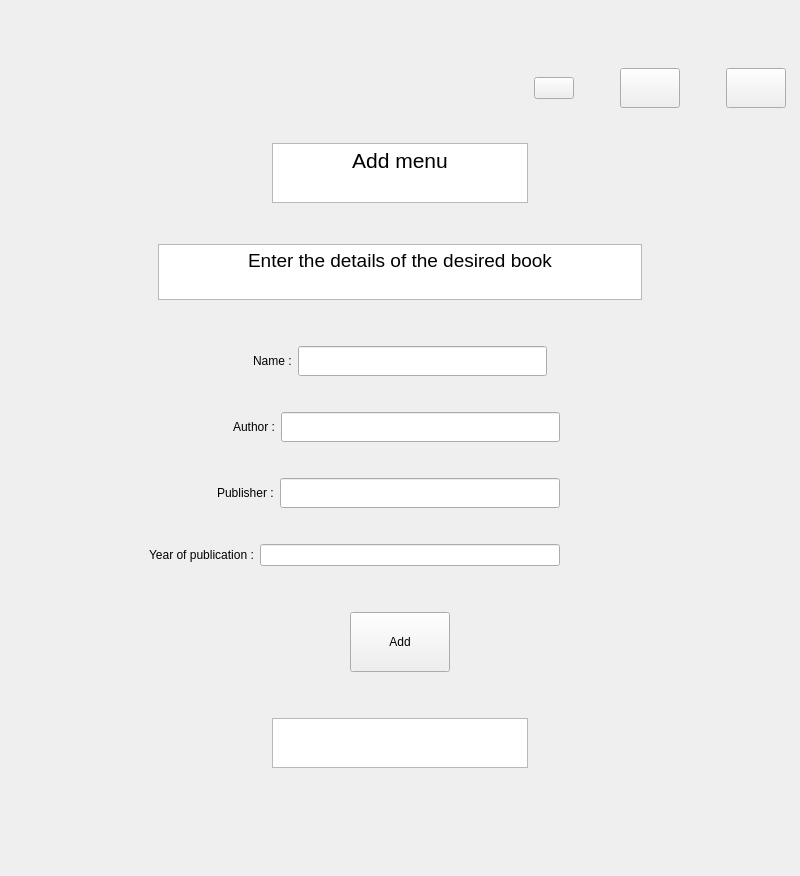
Old version of the form Project/add.ui in the repository AminNaghiyan/uiap92_project.
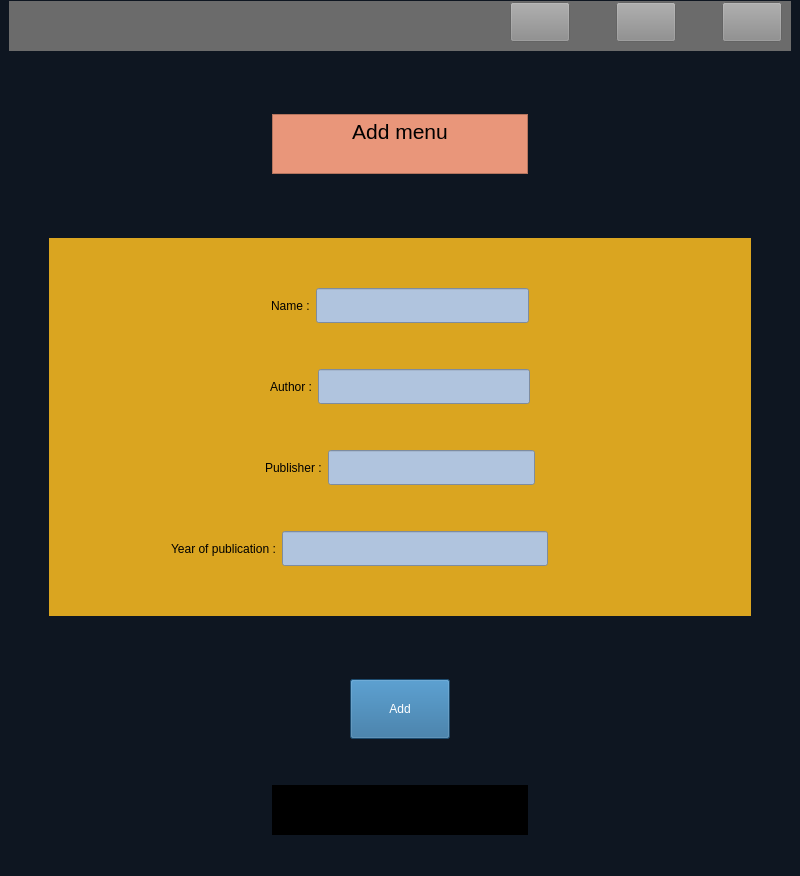
New version of the form. Icons and pictures are not drawn.

Commit message: Design final appearance of page Add

```diff
--- a/Project/add.ui
+++ b/Project/add.ui
@@ -13,29 +13,127 @@
   <property name="windowTitle">
    <string>Form</string>
   </property>
+  <property name="styleSheet">
+   <string notr="true">#addwin
+{
+background-color : rgb(14, 22, 33)
+}
+
+#top
+{
+background-color : rgb(107, 107, 107)
+}
+
+#pushButton::hover
+{
+	background-color: rgb(206, 206, 206);
+}
+
+#pushButton
+{
+background-color : rgb(140, 140, 140) ;
+border-color: rgb(0, 0, 0);
+}
+#close
+{
+background-color : rgb(140, 140, 140) ;
+}
+
+#close::hover
+{
+background-color : red 
+}
+
+#reload::hover
+{
+	background-color: rgb(206, 206, 206);
+}
+
+#reload
+{
+background-color : rgb(140, 140, 140) ;
+border-color: rgb(0, 0, 0);
+}
+
+#textBrowser
+{
+	background-color: rgb(233, 150, 122);
+}
+#textBrowser_2
+{
+	color: rgb(255, 255, 255);
+	background-color: rgb(39, 104, 153);
+}
+
+#specification
+{
+	background-color: rgb(218, 165, 32);
+}
+#name
+{
+	color: rgb(79, 59, 33);
+background-color : rgb(176, 196, 222)
+}
+
+#author
+{
+background-color : rgb(176, 196, 222) ;
+color: rgb(79, 59, 33);
+}
+
+#publisher
+{
+color: rgb(79, 59, 33);
+background-color : rgb(176, 196, 222) ;
+}
+
+#year_of_publication
+{
+color: rgb(79, 59, 33);
+background-color : rgb(176, 196, 222) ;
+}
+#add_2
+{
+	color: rgb(255, 255, 255);
+	font: 10pt &quot;MS Shell Dlg 2&quot;;
+background-color: rgb(39, 104, 153) ;
+}
+#add_2::hover
+{
+background-color : #008080
+}
+#textBrowser_3
+{
+	background-color: rgb(0, 0, 0);
+	color: rgb(178, 34, 34);
+	font: 10pt &quot;MS Shell Dlg 2&quot;;
+}
+</string>
+  </property>
   <layout class="QVBoxLayout" name="verticalLayout">
    <property name="leftMargin">
-    <number>5</number>
+    <number>0</number>
    </property>
    <property name="topMargin">
-    <number>5</number>
+    <number>0</number>
    </property>
    <property name="rightMargin">
-    <number>5</number>
+    <number>0</number>
    </property>
    <property name="bottomMargin">
-    <number>5</number>
+    <number>0</number>
    </property>
    <item>
+    <widget class="QWidget" name="addwin" native="true">
     <layout class="QVBoxLayout" name="verticalLayout_2">
      <property name="topMargin">
-      <number>0</number>
+       <number>1</number>
      </property>
      <property name="bottomMargin">
-      <number>0</number>
+       <number>1</number>
      </property>
      <item>
-      <widget class="QWidget" name="widget" native="true">
+       <widget class="QWidget" name="top" native="true">
        <property name="sizePolicy">
         <sizepolicy hsizetype="Preferred" vsizetype="Fixed">
          <horstretch>0</horstretch>
@@ -61,6 +159,12 @@
         </item>
         <item>
          <widget class="QPushButton" name="pushButton">
+           <property name="minimumSize">
+            <size>
+             <width>60</width>
+             <height>40</height>
+            </size>
+           </property>
           <property name="text">
            <string/>
           </property>
@@ -70,8 +174,8 @@
           </property>
           <property name="iconSize">
            <size>
-            <width>60</width>
-            <height>40</height>
+             <width>23</width>
+             <height>23</height>
            </size>
           </property>
          </widget>
@@ -115,8 +219,8 @@
           </property>
           <property name="iconSize">
            <size>
-            <width>50</width>
-            <height>40</height>
+             <width>23</width>
+             <height>23</height>
            </size>
           </property>
          </widget>
@@ -160,8 +264,8 @@
           </property>
           <property name="iconSize">
            <size>
-            <width>60</width>
-            <height>40</height>
+             <width>23</width>
+             <height>23</height>
            </size>
           </property>
          </widget>
@@ -175,7 +279,7 @@
         <enum>Qt::Vertical</enum>
        </property>
        <property name="sizeType">
-        <enum>QSizePolicy::Fixed</enum>
+         <enum>QSizePolicy::Expanding</enum>
        </property>
        <property name="sizeHint" stdset="0">
         <size>
@@ -253,7 +357,7 @@
         <enum>Qt::Vertical</enum>
        </property>
        <property name="sizeType">
-        <enum>QSizePolicy::Fixed</enum>
+         <enum>QSizePolicy::Expanding</enum>
        </property>
        <property name="sizeHint" stdset="0">
         <size>
@@ -264,51 +368,18 @@
       </spacer>
      </item>
      <item>
-      <layout class="QHBoxLayout" name="horizontalLayout_3">
+       <layout class="QHBoxLayout" name="horizontalLayout_10">
+        <property name="leftMargin">
+         <number>0</number>
+        </property>
        <property name="topMargin">
         <number>0</number>
        </property>
-       <item>
-        <spacer name="horizontalSpacer_4">
-         <property name="orientation">
-          <enum>Qt::Horizontal</enum>
-         </property>
-         <property name="sizeType">
-          <enum>QSizePolicy::Fixed</enum>
-         </property>
-         <property name="sizeHint" stdset="0">
-          <size>
-           <width>150</width>
-           <height>20</height>
-          </size>
-         </property>
-        </spacer>
-       </item>
+        <property name="rightMargin">
+         <number>0</number>
+        </property>
        <item>
-        <widget class="QTextBrowser" name="textBrowser_2">
-         <property name="sizePolicy">
-          <sizepolicy hsizetype="Fixed" vsizetype="Fixed">
-           <horstretch>0</horstretch>
-           <verstretch>0</verstretch>
-          </sizepolicy>
-         </property>
-         <property name="maximumSize">
-          <size>
-           <width>484</width>
-           <height>56</height>
-          </size>
-         </property>
-         <property name="html">
-          <string>&lt;!DOCTYPE HTML PUBLIC &quot;-//W3C//DTD HTML 4.0//EN&quot; &quot;http://www.w3.org/TR/REC-html40/strict.dtd&quot;&gt;
-&lt;html&gt;&lt;head&gt;&lt;meta name=&quot;qrichtext&quot; content=&quot;1&quot; /&gt;&lt;style type=&quot;text/css&quot;&gt;
-p, li { white-space: pre-wrap; }
-&lt;/style&gt;&lt;/head&gt;&lt;body style=&quot; font-family:'MS Shell Dlg 2'; font-size:8.05594pt; font-weight:400; font-style:normal;&quot;&gt;
-&lt;p align=&quot;center&quot; style=&quot; margin-top:0px; margin-bottom:0px; margin-left:0px; margin-right:0px; -qt-block-indent:0; text-indent:0px;&quot;&gt;&lt;span style=&quot; font-size:14pt;&quot;&gt;Enter the details of the desired book&lt;/span&gt;&lt;/p&gt;&lt;/body&gt;&lt;/html&gt;</string>
-         </property>
-        </widget>
-       </item>
-       <item>
-        <spacer name="horizontalSpacer_5">
+         <spacer name="horizontalSpacer_21">
          <property name="orientation">
           <enum>Qt::Horizontal</enum>
          </property>
@@ -317,30 +388,26 @@
          </property>
          <property name="sizeHint" stdset="0">
           <size>
-           <width>150</width>
+            <width>40</width>
            <height>20</height>
           </size>
          </property>
         </spacer>
        </item>
-      </layout>
-     </item>
      <item>
-      <layout class="QVBoxLayout" name="verticalLayout_3">
+         <widget class="QWidget" name="specification" native="true">
+          <layout class="QVBoxLayout" name="verticalLayout_4">
        <property name="topMargin">
-        <number>0</number>
+            <number>10</number>
        </property>
        <property name="bottomMargin">
-        <number>0</number>
+            <number>10</number>
        </property>
        <item>
-        <spacer name="verticalSpacer_4">
+            <spacer name="verticalSpacer_6">
          <property name="orientation">
           <enum>Qt::Vertical</enum>
          </property>
-         <property name="sizeType">
-          <enum>QSizePolicy::Fixed</enum>
-         </property>
          <property name="sizeHint" stdset="0">
           <size>
            <width>20</width>
@@ -350,7 +417,7 @@
         </spacer>
        </item>
        <item>
-        <layout class="QHBoxLayout" name="horizontalLayout_4">
+            <layout class="QHBoxLayout" name="horizontalLayout_11">
          <property name="topMargin">
           <number>0</number>
          </property>
@@ -385,13 +452,13 @@
            <property name="minimumSize">
             <size>
              <width>0</width>
-             <height>30</height>
+                 <height>35</height>
             </size>
            </property>
            <property name="maximumSize">
             <size>
              <width>16777215</width>
-             <height>16777215</height>
+                 <height>35</height>
             </size>
            </property>
           </widget>
@@ -412,23 +479,20 @@
         </layout>
        </item>
        <item>
-        <spacer name="verticalSpacer_6">
+            <spacer name="verticalSpacer_8">
          <property name="orientation">
           <enum>Qt::Vertical</enum>
          </property>
-         <property name="sizeType">
-          <enum>QSizePolicy::Fixed</enum>
-         </property>
          <property name="sizeHint" stdset="0">
           <size>
            <width>20</width>
-           <height>30</height>
+               <height>40</height>
           </size>
          </property>
         </spacer>
        </item>
        <item>
-        <layout class="QHBoxLayout" name="horizontalLayout_5">
+            <layout class="QHBoxLayout" name="horizontalLayout_12">
          <property name="topMargin">
           <number>0</number>
          </property>
@@ -437,12 +501,9 @@
            <property name="orientation">
             <enum>Qt::Horizontal</enum>
            </property>
-           <property name="sizeType">
-            <enum>QSizePolicy::Fixed</enum>
-           </property>
            <property name="sizeHint" stdset="0">
             <size>
-             <width>228</width>
+                 <width>40</width>
              <height>20</height>
             </size>
            </property>
@@ -460,7 +521,13 @@
            <property name="minimumSize">
             <size>
              <width>0</width>
-             <height>30</height>
+                 <height>35</height>
+                </size>
+               </property>
+               <property name="maximumSize">
+                <size>
+                 <width>16777215</width>
+                 <height>35</height>
             </size>
            </property>
           </widget>
@@ -470,12 +537,9 @@
            <property name="orientation">
             <enum>Qt::Horizontal</enum>
            </property>
-           <property name="sizeType">
-            <enum>QSizePolicy::Fixed</enum>
-           </property>
            <property name="sizeHint" stdset="0">
             <size>
-             <width>235</width>
+                 <width>40</width>
              <height>20</height>
             </size>
            </property>
@@ -484,37 +548,31 @@
         </layout>
        </item>
        <item>
-        <spacer name="verticalSpacer_7">
+            <spacer name="verticalSpacer_10">
          <property name="orientation">
           <enum>Qt::Vertical</enum>
          </property>
-         <property name="sizeType">
-          <enum>QSizePolicy::Fixed</enum>
-         </property>
          <property name="sizeHint" stdset="0">
           <size>
            <width>20</width>
-           <height>30</height>
+               <height>40</height>
           </size>
          </property>
         </spacer>
        </item>
        <item>
-        <layout class="QHBoxLayout" name="horizontalLayout_6">
+            <layout class="QHBoxLayout" name="horizontalLayout_13">
          <property name="topMargin">
           <number>0</number>
          </property>
          <item>
-          <spacer name="horizontalSpacer_10">
+              <spacer name="horizontalSpacer_23">
            <property name="orientation">
             <enum>Qt::Horizontal</enum>
            </property>
-           <property name="sizeType">
-            <enum>QSizePolicy::Fixed</enum>
-           </property>
            <property name="sizeHint" stdset="0">
             <size>
-             <width>212</width>
+                 <width>40</width>
              <height>20</height>
             </size>
            </property>
@@ -532,22 +590,25 @@
            <property name="minimumSize">
             <size>
              <width>0</width>
-             <height>30</height>
+                 <height>35</height>
+                </size>
+               </property>
+               <property name="maximumSize">
+                <size>
+                 <width>16777215</width>
+                 <height>35</height>
             </size>
            </property>
           </widget>
          </item>
          <item>
-          <spacer name="horizontalSpacer_11">
+              <spacer name="horizontalSpacer_22">
            <property name="orientation">
             <enum>Qt::Horizontal</enum>
            </property>
-           <property name="sizeType">
-            <enum>QSizePolicy::Fixed</enum>
-           </property>
            <property name="sizeHint" stdset="0">
             <size>
-             <width>235</width>
+                 <width>40</width>
              <height>20</height>
             </size>
            </property>
@@ -556,28 +617,25 @@
         </layout>
        </item>
        <item>
-        <spacer name="verticalSpacer_8">
+            <spacer name="verticalSpacer_11">
          <property name="orientation">
           <enum>Qt::Vertical</enum>
          </property>
-         <property name="sizeType">
-          <enum>QSizePolicy::Fixed</enum>
-         </property>
          <property name="sizeHint" stdset="0">
           <size>
            <width>20</width>
-           <height>30</height>
+               <height>40</height>
           </size>
          </property>
         </spacer>
        </item>
        <item>
-        <layout class="QHBoxLayout" name="horizontalLayout_7">
+            <layout class="QHBoxLayout" name="horizontalLayout_3">
          <property name="topMargin">
           <number>0</number>
          </property>
          <item>
-          <spacer name="horizontalSpacer_12">
+              <spacer name="horizontalSpacer_4">
            <property name="orientation">
             <enum>Qt::Horizontal</enum>
            </property>
@@ -586,7 +644,7 @@
            </property>
            <property name="sizeHint" stdset="0">
             <size>
-             <width>144</width>
+                 <width>113</width>
              <height>20</height>
             </size>
            </property>
@@ -600,10 +658,23 @@
           </widget>
          </item>
          <item>
-          <widget class="QLineEdit" name="year_of_publication"/>
+              <widget class="QLineEdit" name="year_of_publication">
+               <property name="minimumSize">
+                <size>
+                 <width>0</width>
+                 <height>35</height>
+                </size>
+               </property>
+               <property name="maximumSize">
+                <size>
+                 <width>16777215</width>
+                 <height>35</height>
+                </size>
+               </property>
+              </widget>
          </item>
          <item>
-          <spacer name="horizontalSpacer_13">
+              <spacer name="horizontalSpacer_5">
            <property name="orientation">
             <enum>Qt::Horizontal</enum>
            </property>
@@ -612,7 +683,7 @@
            </property>
            <property name="sizeHint" stdset="0">
             <size>
-             <width>235</width>
+                 <width>194</width>
              <height>20</height>
             </size>
            </property>
@@ -621,21 +692,60 @@
         </layout>
        </item>
        <item>
-        <spacer name="verticalSpacer">
+            <spacer name="verticalSpacer_7">
          <property name="orientation">
           <enum>Qt::Vertical</enum>
          </property>
+             <property name="sizeHint" stdset="0">
+              <size>
+               <width>20</width>
+               <height>40</height>
+              </size>
+             </property>
+            </spacer>
+           </item>
+          </layout>
+         </widget>
+        </item>
+        <item>
+         <spacer name="horizontalSpacer_20">
+          <property name="orientation">
+           <enum>Qt::Horizontal</enum>
+          </property>
          <property name="sizeType">
           <enum>QSizePolicy::Fixed</enum>
          </property>
          <property name="sizeHint" stdset="0">
           <size>
+            <width>40</width>
+            <height>20</height>
+           </size>
+          </property>
+         </spacer>
+        </item>
+       </layout>
+      </item>
+      <item>
+       <spacer name="verticalSpacer_4">
+        <property name="orientation">
+         <enum>Qt::Vertical</enum>
+        </property>
+        <property name="sizeHint" stdset="0">
+         <size>
            <width>20</width>
            <height>40</height>
           </size>
          </property>
         </spacer>
        </item>
+      <item>
+       <layout class="QVBoxLayout" name="verticalLayout_3">
+        <property name="topMargin">
+         <number>0</number>
+        </property>
+        <property name="bottomMargin">
+         <number>0</number>
+        </property>
        <item>
         <layout class="QHBoxLayout" name="horizontalLayout_8">
          <property name="topMargin">
@@ -752,7 +862,7 @@
             <string>&lt;!DOCTYPE HTML PUBLIC &quot;-//W3C//DTD HTML 4.0//EN&quot; &quot;http://www.w3.org/TR/REC-html40/strict.dtd&quot;&gt;
 &lt;html&gt;&lt;head&gt;&lt;meta name=&quot;qrichtext&quot; content=&quot;1&quot; /&gt;&lt;style type=&quot;text/css&quot;&gt;
 p, li { white-space: pre-wrap; }
-&lt;/style&gt;&lt;/head&gt;&lt;body style=&quot; font-family:'MS Shell Dlg 2'; font-size:8.05594pt; font-weight:400; font-style:normal;&quot;&gt;
+&lt;/style&gt;&lt;/head&gt;&lt;body style=&quot; font-family:'MS Shell Dlg 2'; font-size:10pt; font-weight:400; font-style:normal;&quot;&gt;
 &lt;p align=&quot;center&quot; style=&quot;-qt-paragraph-type:empty; margin-top:0px; margin-bottom:0px; margin-left:0px; margin-right:0px; -qt-block-indent:0; text-indent:0px; font-size:8.05594pt;&quot;&gt;&lt;br /&gt;&lt;/p&gt;&lt;/body&gt;&lt;/html&gt;</string>
            </property>
           </widget>
@@ -791,6 +901,7 @@
       </layout>
      </item>
     </layout>
+    </widget>
    </item>
   </layout>
  </widget>
```
Lines whose indentation alone changed are shown as unchanged. The commit also changes 4 other files.
